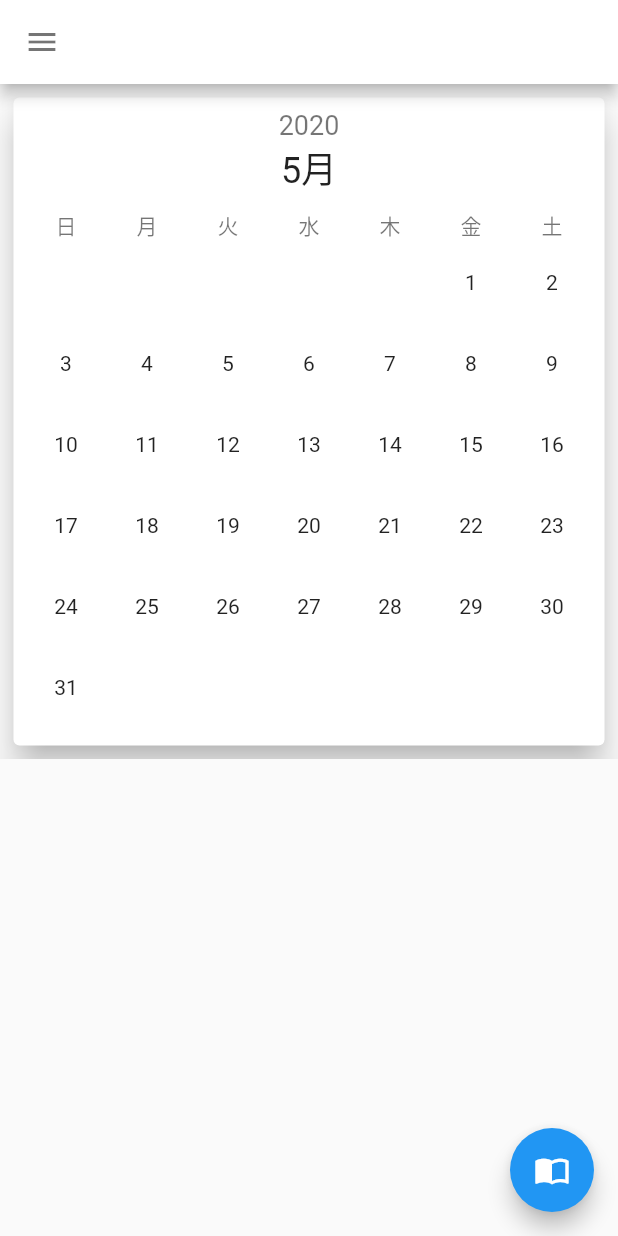
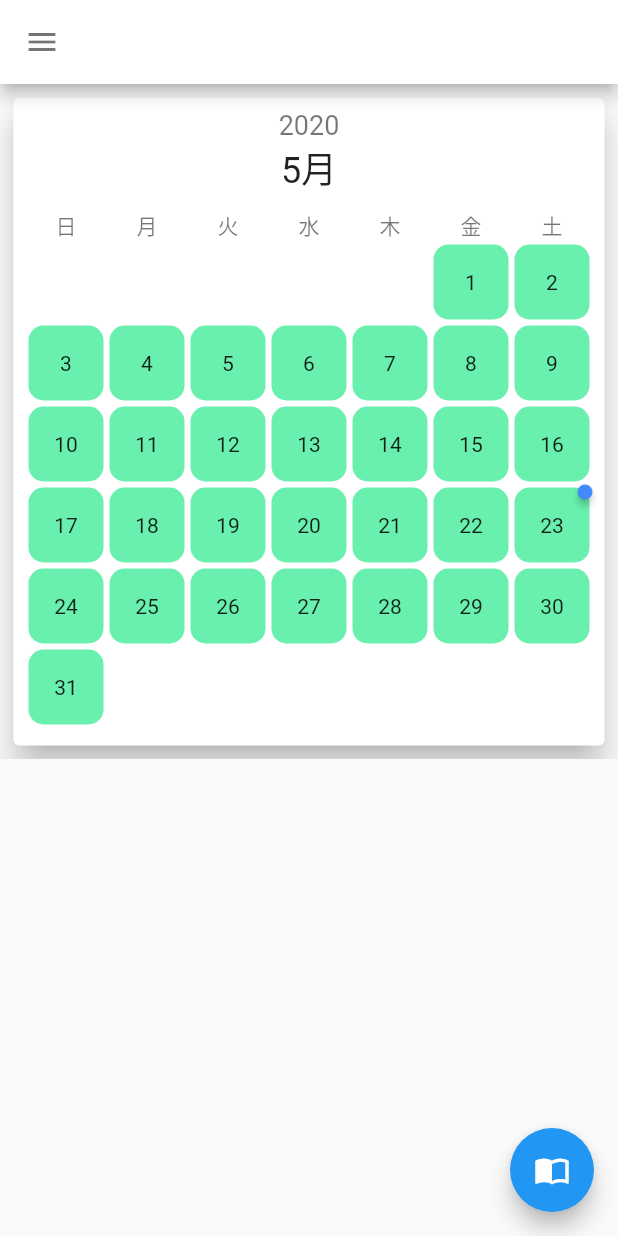
Before and after one commit to tomotomy/memoApp, a Flutter app: the screen it shows after launch, on a phone screen of 412 x 824 dp. Run offline on Flutter 3.47's test engine with Material 2 defaults, Android fonts, the phone set to English and light mode, and no system bars; drawn by our look-alikes of badges; our stand-ins replace rxdart, sqflite; accounts and stored records are empty.

Commit message:
add today badge

```diff
--- a/lib/calendar.dart
+++ b/lib/calendar.dart
@@ -2,6 +2,7 @@ import 'package:carousel_slider/carousel_slider.dart';
 import 'package:flutter/material.dart';
 import 'package:memo/functions/DateToString.dart';
 import 'package:memo/service/noteBloc.dart';
+import 'package:badges/badges.dart';
 
 class Calendar extends StatefulWidget {
   Calendar({@required this.bloc});
@@ -78,7 +79,18 @@ class _CalendarState extends State<Calendar> {
   }
 
   Widget calendarTile(DateTime date) {
-    return InkWell(
+    final stringDate = dateToString(date);
+    bool isSame = (stringDate == dateToString(DateTime.now()));
+    return Stack(
+      alignment: Alignment.topRight,
+      children: <Widget>[
+        Container(
+          margin: EdgeInsets.all(2),
+          decoration: BoxDecoration(
+            borderRadius: BorderRadius.circular(10),
+            color: Colors.greenAccent
+          ),
+          child: InkWell(
             onTap: () {
               final stringDate = dateToString(date);
               setStream(stringDate);
@@ -86,6 +98,14 @@ class _CalendarState extends State<Calendar> {
             child: Center(
               child: Text(date.day.toString()),
             ),
+          ),
+        ),
+        Container(
+          child: isSame
+          ? Badge(badgeColor: Colors.blueAccent,)
+          : Container()
+        )
+      ],
     );
   }
 
@@ -99,7 +119,6 @@ class _CalendarState extends State<Calendar> {
   }
 
   Widget calendarCard(int index) {
-    print(index);
     final date = DateTime(DateTime.now().year, DateTime.now().month - (11 - index));
     return Container(
       margin: EdgeInsets.all(5),
--- a/pubspec.yaml
+++ b/pubspec.yaml
@@ -21,6 +21,7 @@ dependencies:
   rxdart:
   date_utils: ^0.1.0
   carousel_slider: ^2.1.0
+  badges: ^1.1.1
 
   # The following adds the Cupertino Icons font to your application.
   # Use with the CupertinoIcons class for iOS style icons.
```
Also changed, not shown: pubspec.lock. Lines whose indentation alone changed are shown as unchanged.
